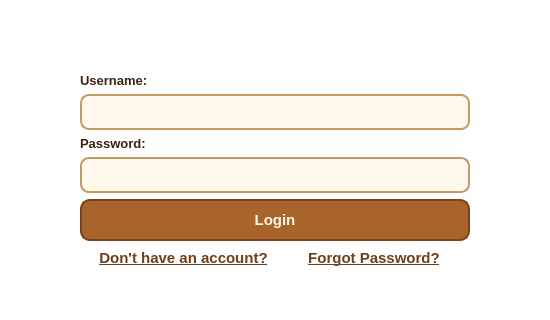
Old version of the form UI/Auth/login/login.ui in the repository PlaTwo-project/PlaTwo; both pictures show x 326 to 876 and y 325 to 645 of the 1202 by 645 pixel window.
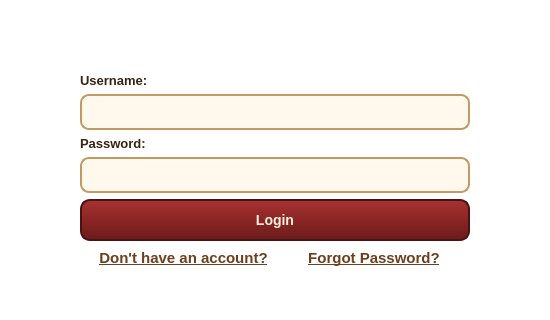
New version of the form.

Patch:
```diff
--- a/UI/Auth/login/login.ui
+++ b/UI/Auth/login/login.ui
@@ -342,18 +342,18 @@
        </property>
        <property name="font">
         <font>
-         <pointsize>11</pointsize>
+         <pointsize>-1</pointsize>
          <bold>true</bold>
         </font>
        </property>
        <property name="styleSheet">
         <string notr="true">QPushButton {
-    background-color: #A8642A;
-    color: #FFF8EA;
-    border: 2px solid #7A431B;
+    background: qlineargradient(x1:0, y1:0, x2:0, y2:1, stop:0 #A83232, stop:0.5 #8B2525, stop:1 #6B1B1B);
+    color: #FFF3E0;
+    border: 2px solid #4A1212;
     border-radius: 10px;
-    padding: 10px 18px;
-    font-size: 11pt;
+    padding: 8px 16px;
+    font-size: 14px;
     font-weight: bold;
 }
 
@@ -363,16 +363,8 @@
 }
 
 QPushButton:pressed {
-    background-color: #7C421B;
-    border: 2px solid #5D2F12;
-    padding-top: 11px;
-    padding-bottom: 9px;
-}
-
-QPushButton:disabled {
-    background-color: #C9B397;
-    color: #7A6A58;
-    border: 2px solid #A8957E;
+    background: qlineargradient(x1:0, y1:0, x2:0, y2:1, stop:0 #5C1616, stop:0.5 #7D1F1F, stop:1 #9E2B2B);
+    border: 2px solid #330B0B;
 }
 </string>
        </property>
```
Left out of the diff: 4 changed lines with no effect on the pictures.
